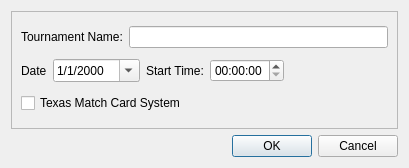
Old version of the form BracketMaster/dialogs/TournamentInfoDialog.ui in the repository gcdean/TournamentMaster.
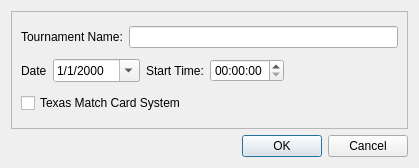
New version of the form.

The edit to the form file:
```diff
--- a/BracketMaster/dialogs/TournamentInfoDialog.ui
+++ b/BracketMaster/dialogs/TournamentInfoDialog.ui
@@ -6,7 +6,7 @@
    <rect>
     <x>0</x>
     <y>0</y>
-    <width>409</width>
+    <width>419</width>
     <height>168</height>
    </rect>
   </property>
```
Left out of the diff: 2 changed lines with no effect on the pictures.
